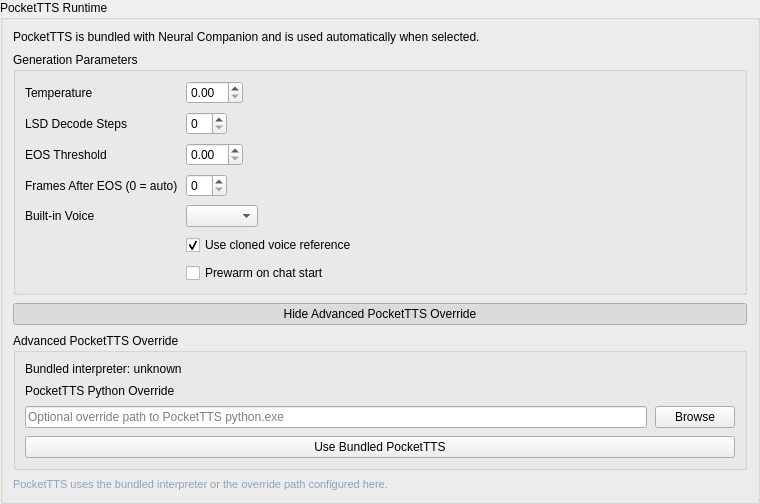
Old version of the form addons/pockettts/ui/pockettts.ui in the repository Rakile/NeuralCompanion.
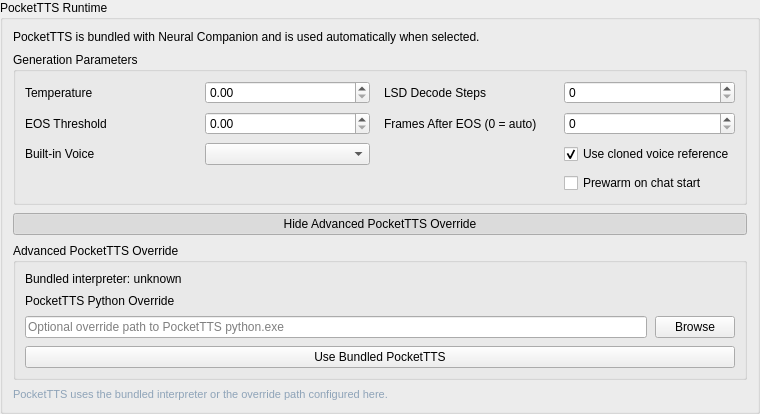
New version of the form.

```diff
--- a/addons/pockettts/ui/pockettts.ui
+++ b/addons/pockettts/ui/pockettts.ui
@@ -62,11 +62,11 @@
         <property name="title">
          <string>Generation Parameters</string>
         </property>
-        <layout class="QFormLayout" name="pockettts_generation_form">
-         <property name="fieldGrowthPolicy">
-          <enum>QFormLayout::ExpandingFieldsGrow</enum>
+        <layout class="QGridLayout" name="pockettts_generation_form">
+         <property name="horizontalSpacing">
+          <number>14</number>
          </property>
-         <property name="spacing">
+         <property name="verticalSpacing">
           <number>8</number>
          </property>
          <item row="0" column="0">
@@ -79,47 +79,47 @@
          <item row="0" column="1">
           <widget class="QDoubleSpinBox" name="pockettts_temperature_spin"/>
          </item>
-         <item row="1" column="0">
+         <item row="0" column="2">
           <widget class="QLabel" name="pockettts_lsd_steps_label">
            <property name="text">
             <string>LSD Decode Steps</string>
            </property>
           </widget>
          </item>
-         <item row="1" column="1">
+         <item row="0" column="3">
           <widget class="QSpinBox" name="pockettts_lsd_steps_spin"/>
          </item>
-         <item row="2" column="0">
+         <item row="1" column="0">
           <widget class="QLabel" name="pockettts_eos_threshold_label">
            <property name="text">
             <string>EOS Threshold</string>
            </property>
           </widget>
          </item>
-         <item row="2" column="1">
+         <item row="1" column="1">
           <widget class="QDoubleSpinBox" name="pockettts_eos_threshold_spin"/>
          </item>
-         <item row="3" column="0">
+         <item row="1" column="2">
           <widget class="QLabel" name="pockettts_frames_after_eos_label">
            <property name="text">
             <string>Frames After EOS (0 = auto)</string>
            </property>
           </widget>
          </item>
-         <item row="3" column="1">
+         <item row="1" column="3">
           <widget class="QSpinBox" name="pockettts_frames_after_eos_spin"/>
          </item>
-         <item row="4" column="0">
+         <item row="2" column="0">
           <widget class="QLabel" name="pockettts_builtin_voice_label">
            <property name="text">
             <string>Built-in Voice</string>
            </property>
           </widget>
          </item>
-         <item row="4" column="1">
+         <item row="2" column="1">
           <widget class="QComboBox" name="pockettts_builtin_voice_combo"/>
          </item>
-         <item row="5" column="1">
+         <item row="2" column="3">
           <widget class="QCheckBox" name="pockettts_use_cloned_voice_checkbox">
            <property name="text">
             <string>Use cloned voice reference</string>
@@ -129,7 +129,7 @@
            </property>
           </widget>
          </item>
-         <item row="6" column="1">
+         <item row="3" column="3">
           <widget class="QCheckBox" name="pockettts_prewarm_checkbox">
            <property name="text">
             <string>Prewarm on chat start</string>
```
